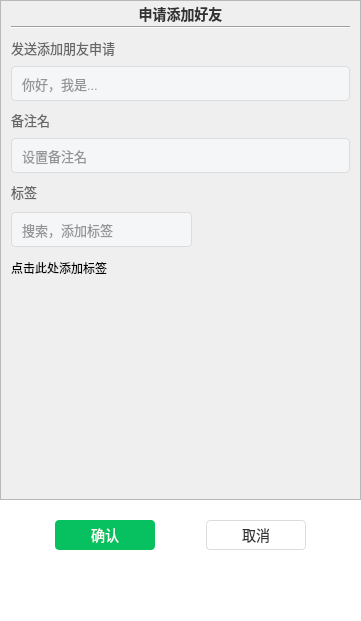
The window that chat_app desktop/applyfriend.ui (Tindalos-ik/chat_app) describes before a commit, drawn with Qt 5.
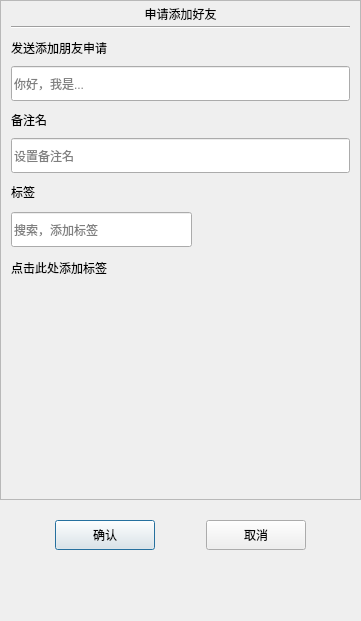
The same window after the commit. Custom widgets are drawn as their Qt base class.

```diff
--- a/chat_app desktop/applyfriend.ui
+++ b/chat_app desktop/applyfriend.ui
@@ -25,11 +25,6 @@
   <property name="windowTitle">
    <string>申请添加好友</string>
   </property>
-  <property name="styleSheet">
-   <string notr="true">QDialog { background-color: #ffffff; }
-QLineEdit { background-color: #f5f6f7; border: 1px solid #dcdcdc; border-radius: 4px; padding: 0 8px; font-size: 13px; color: #333333; }
-QLineEdit:focus { border-color: #07c160; background-color: #ffffff; }</string>
-  </property>
   <layout class="QVBoxLayout" name="verticalLayout">
    <property name="spacing">
     <number>0</number>
@@ -96,9 +91,6 @@
            <height>25</height>
           </size>
          </property>
-         <property name="styleSheet">
-          <string notr="true">font-size: 14px; font-weight: bold; color: #333333;</string>
-         </property>
          <property name="text">
           <string>申请添加好友</string>
          </property>
@@ -146,9 +138,6 @@
               <height>25</height>
              </size>
             </property>
-            <property name="styleSheet">
-             <string notr="true">font-size: 13px; color: #666666;</string>
-            </property>
             <property name="text">
              <string>发送添加朋友申请</string>
             </property>
@@ -187,9 +176,6 @@
               <height>25</height>
              </size>
             </property>
-            <property name="styleSheet">
-             <string notr="true">font-size: 13px; color: #666666;</string>
-            </property>
             <property name="text">
              <string>备注名</string>
             </property>
@@ -228,9 +214,6 @@
               <height>25</height>
              </size>
             </property>
-            <property name="styleSheet">
-             <string notr="true">font-size: 13px; color: #666666;</string>
-            </property>
             <property name="text">
              <string>标签</string>
             </property>
@@ -533,11 +516,6 @@
         <property name="cursor">
          <cursorShape>PointingHandCursor</cursorShape>
         </property>
-        <property name="styleSheet">
-         <string notr="true">QPushButton { background-color: #07c160; color: #ffffff; border: none; border-radius: 4px; font-size: 14px; }
-QPushButton:hover { background-color: #06ad56; }
-QPushButton:pressed { background-color: #059a4c; }</string>
-        </property>
         <property name="text">
          <string>确认</string>
         </property>
@@ -573,11 +551,6 @@
         <property name="cursor">
          <cursorShape>PointingHandCursor</cursorShape>
         </property>
-        <property name="styleSheet">
-         <string notr="true">QPushButton { background-color: #ffffff; color: #333333; border: 1px solid #dcdcdc; border-radius: 4px; font-size: 14px; }
-QPushButton:hover { background-color: #f5f6f7; }
-QPushButton:pressed { background-color: #ebedf0; }</string>
-        </property>
         <property name="text">
          <string>取消</string>
         </property>
```
